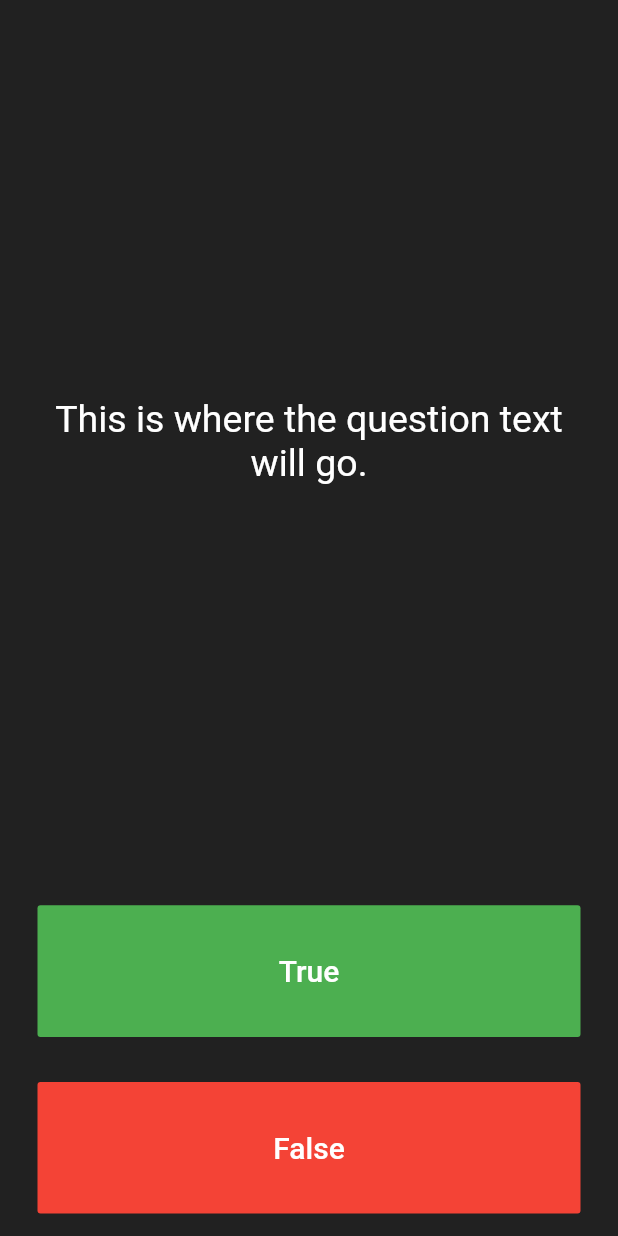
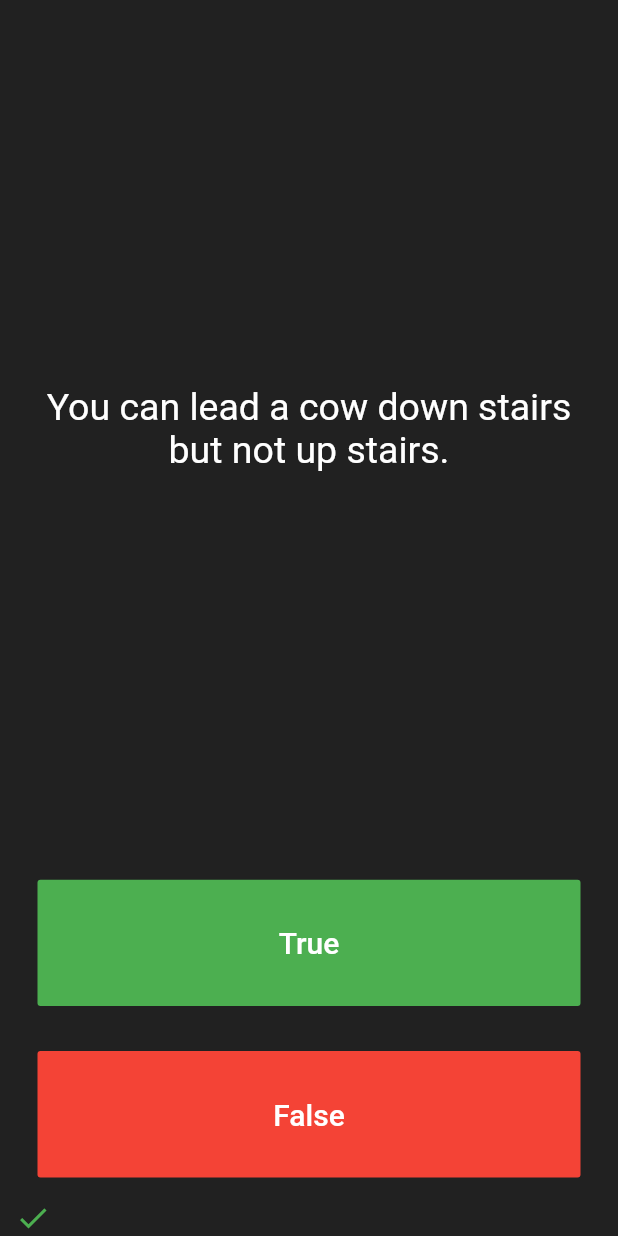
Before and after one commit to xsadra/Flutter, a Flutter app: the screen it shows after launch, after a tap on "True", on a phone screen of 412 x 824 dp. Run offline on Flutter 3.47's test engine with Material 2 defaults, Android fonts, the phone set to English and light mode, and no system bars; our stand-ins replace audioplayers, rflutter_alert.

Commit message:
Add functionality to the main

```diff
--- a/quizzler/lib/main.dart
+++ b/quizzler/lib/main.dart
@@ -1,6 +1,9 @@
 import 'package:flutter/material.dart';
 import 'package:rflutter_alert/rflutter_alert.dart';
+
 import 'quiz_brain.dart';
+
+QuizBrain quizBrain = QuizBrain();
 
 void main() => runApp(Quizzler());
 
@@ -27,7 +30,6 @@ class QuizPage extends StatefulWidget {
 }
 
 class _QuizPageState extends State<QuizPage> {
-
   List<Icon> scoreKeeper = [];
 
   @override
@@ -42,7 +44,7 @@ class _QuizPageState extends State<QuizPage> {
             padding: EdgeInsets.all(10.0),
             child: Center(
               child: Text(
-                'This is where the question text will go.',
+                quizBrain.getQuestionText(),
                 textAlign: TextAlign.center,
                 style: TextStyle(
                   fontSize: 25.0,
@@ -66,7 +68,7 @@ class _QuizPageState extends State<QuizPage> {
                 ),
               ),
               onPressed: () {
-                //The user picked true.
+                checkAnswer(true);
               },
             ),
           ),
@@ -84,7 +86,7 @@ class _QuizPageState extends State<QuizPage> {
                 ),
               ),
               onPressed: () {
-                //The user picked false.
+                checkAnswer(false);
               },
             ),
           ),
@@ -95,4 +97,35 @@ class _QuizPageState extends State<QuizPage> {
       ],
     );
   }
+
+  void checkAnswer(bool userPickedAnswer) {
+    bool correctAnswer = quizBrain.getCorrectAnswer();
+
+    setState(() {
+      if (quizBrain.isFinished()) {
+        Alert(
+          context: context,
+          title: 'Finished!',
+          desc: 'You\'ve reached the end of the quiz.',
+        ).show();
+
+        quizBrain.reset();
+
+        scoreKeeper.clear();
+      } else {
+        if (userPickedAnswer == correctAnswer) {
+          scoreKeeper.add(Icon(
+            Icons.check,
+            color: Colors.green,
+          ));
+        } else {
+          scoreKeeper.add(Icon(
+            Icons.close,
+            color: Colors.red,
+          ));
+        }
+        quizBrain.nextQuestion();
+      }
+    });
+  }
 }
```
